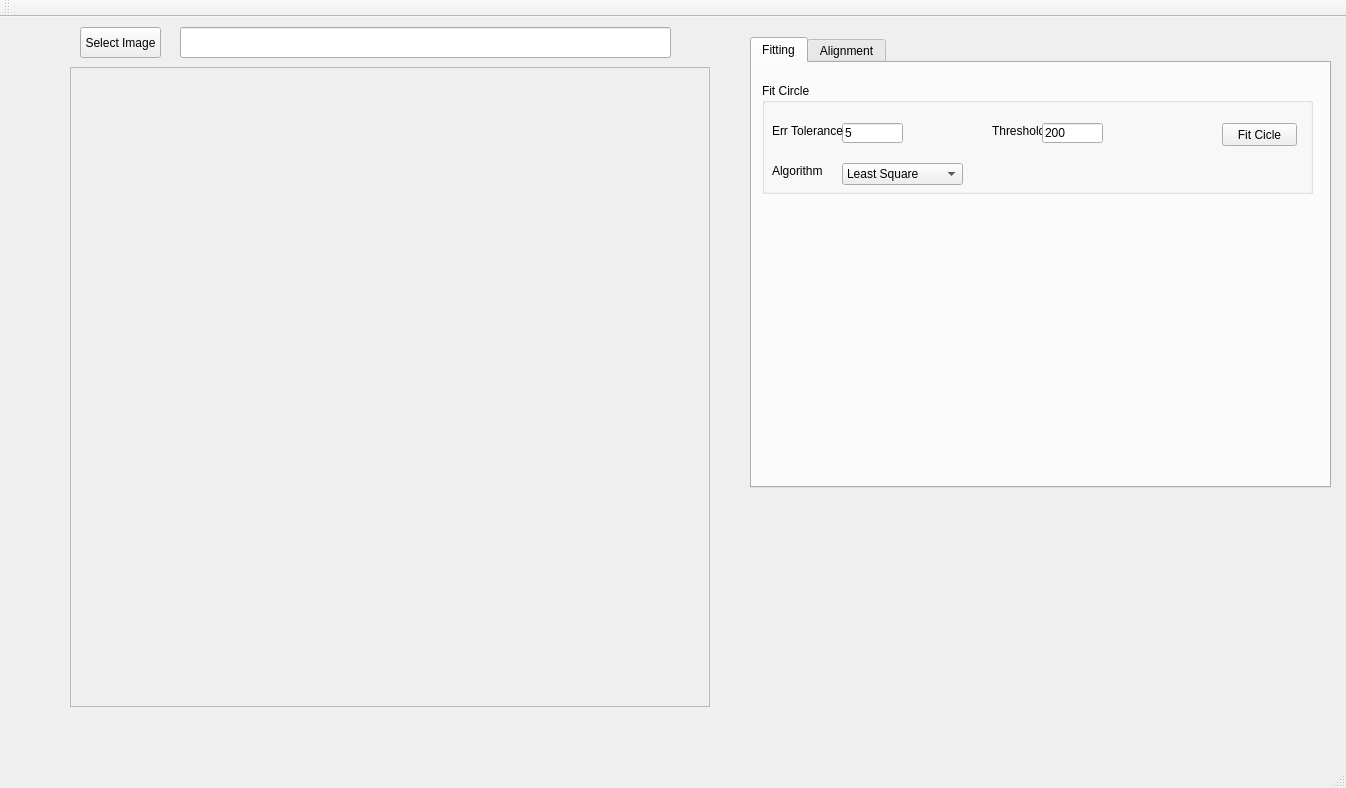
The window that VisionWidget/visionwidget.ui (hceng123/VisionLibrary) describes before a commit, drawn with Qt 5.
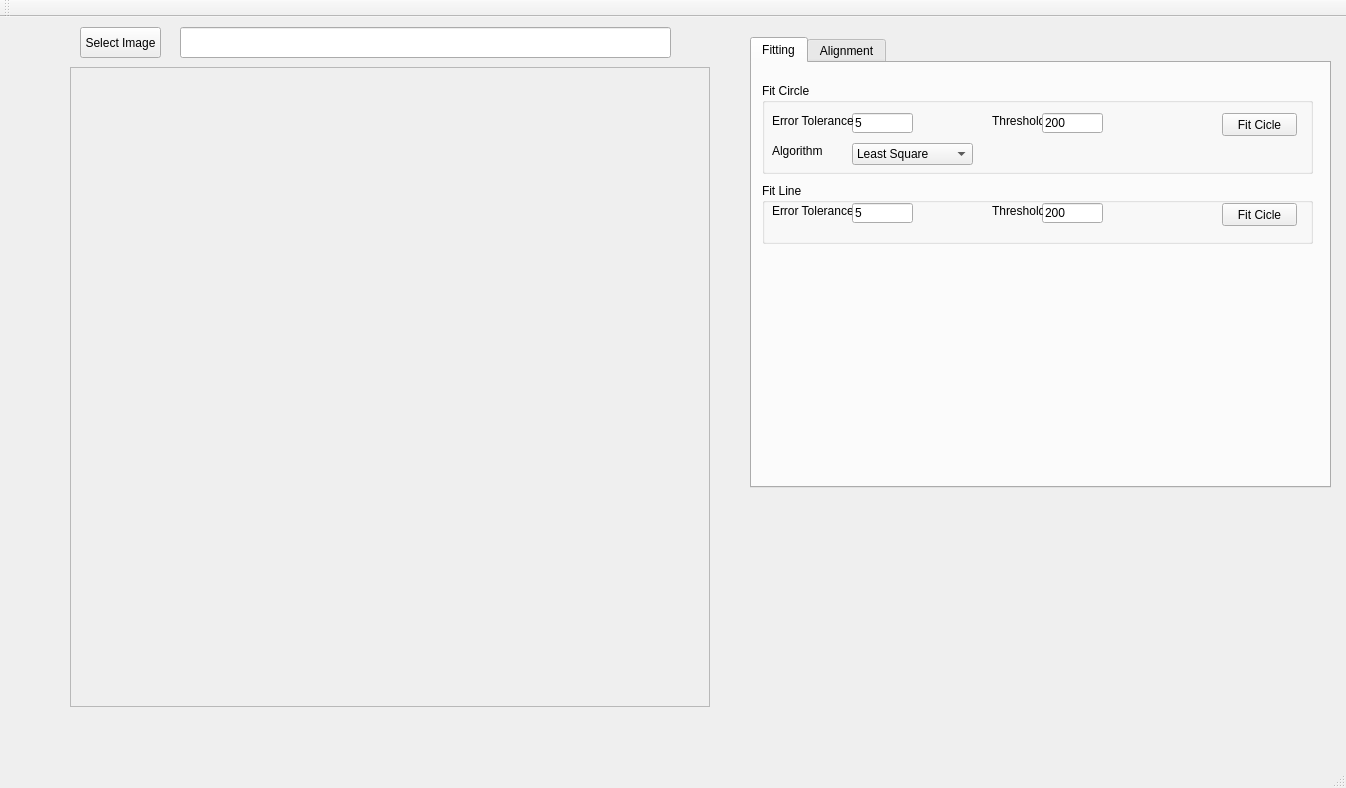
The same window after the commit. Custom widgets are drawn as their Qt base class.

Commit message:
Add fit line utility to vision widget
Add fit line utility to vision widget.

Patch:
```diff
--- a/VisionWidget/visionwidget.ui
+++ b/VisionWidget/visionwidget.ui
@@ -85,7 +85,7 @@
         <x>10</x>
         <y>20</y>
         <width>551</width>
-        <height>111</height>
+        <height>91</height>
        </rect>
       </property>
       <property name="title">
@@ -95,7 +95,7 @@
        <property name="geometry">
         <rect>
          <x>460</x>
-         <y>40</y>
+         <y>30</y>
          <width>75</width>
          <height>23</height>
         </rect>
@@ -107,8 +107,8 @@
       <widget class="QLineEdit" name="lineEditFitCircleErrTol">
        <property name="geometry">
         <rect>
-         <x>80</x>
-         <y>40</y>
+         <x>90</x>
+         <y>30</y>
          <width>61</width>
          <height>20</height>
         </rect>
@@ -124,20 +124,20 @@
        <property name="geometry">
         <rect>
          <x>10</x>
-         <y>40</y>
-         <width>71</width>
+         <y>30</y>
+         <width>81</width>
          <height>16</height>
         </rect>
        </property>
        <property name="text">
-        <string>Err Tolerance</string>
+        <string>Error Tolerance</string>
        </property>
       </widget>
       <widget class="QLabel" name="labelFitCircleThreshold">
        <property name="geometry">
         <rect>
          <x>230</x>
-         <y>40</y>
+         <y>30</y>
          <width>51</width>
          <height>16</height>
         </rect>
@@ -150,7 +150,7 @@
        <property name="geometry">
         <rect>
          <x>280</x>
-         <y>40</y>
+         <y>30</y>
          <width>61</width>
          <height>20</height>
         </rect>
@@ -165,8 +165,8 @@
       <widget class="QComboBox" name="comboBoxAlgorithm">
        <property name="geometry">
         <rect>
-         <x>80</x>
-         <y>80</y>
+         <x>90</x>
+         <y>60</y>
          <width>121</width>
          <height>22</height>
         </rect>
@@ -191,7 +191,7 @@
        <property name="geometry">
         <rect>
          <x>10</x>
-         <y>80</y>
+         <y>60</y>
          <width>51</width>
          <height>16</height>
         </rect>
@@ -201,6 +201,90 @@
        </property>
       </widget>
      </widget>
+     <widget class="QGroupBox" name="groupBoxFitLine">
+      <property name="geometry">
+       <rect>
+        <x>10</x>
+        <y>120</y>
+        <width>551</width>
+        <height>61</height>
+       </rect>
+      </property>
+      <property name="title">
+       <string>Fit Line</string>
+      </property>
+      <widget class="QLabel" name="label">
+       <property name="geometry">
+        <rect>
+         <x>10</x>
+         <y>20</y>
+         <width>81</width>
+         <height>16</height>
+        </rect>
+       </property>
+       <property name="text">
+        <string>Error Tolerance</string>
+       </property>
+      </widget>
+      <widget class="QLineEdit" name="lineEditFitLineErrTol">
+       <property name="geometry">
+        <rect>
+         <x>90</x>
+         <y>20</y>
+         <width>61</width>
+         <height>20</height>
+        </rect>
+       </property>
+       <property name="inputMethodHints">
+        <set>Qt::ImhDigitsOnly</set>
+       </property>
+       <property name="text">
+        <string>5</string>
+       </property>
+      </widget>
+      <widget class="QLineEdit" name="lineEditFitLineThreshold">
+       <property name="geometry">
+        <rect>
+         <x>280</x>
+         <y>20</y>
+         <width>61</width>
+         <height>20</height>
+        </rect>
+       </property>
+       <property name="inputMethodHints">
+        <set>Qt::ImhDigitsOnly</set>
+       </property>
+       <property name="text">
+        <string>200</string>
+       </property>
+      </widget>
+      <widget class="QLabel" name="labelFitLineThreshold">
+       <property name="geometry">
+        <rect>
+         <x>230</x>
+         <y>20</y>
+         <width>51</width>
+         <height>16</height>
+        </rect>
+       </property>
+       <property name="text">
+        <string>Threshold</string>
+       </property>
+      </widget>
+      <widget class="QPushButton" name="fitLineBtn">
+       <property name="geometry">
+        <rect>
+         <x>460</x>
+         <y>20</y>
+         <width>75</width>
+         <height>23</height>
+        </rect>
+       </property>
+       <property name="text">
+        <string>Fit Cicle</string>
+       </property>
+      </widget>
+     </widget>
     </widget>
     <widget class="QWidget" name="tabAlignment">
      <attribute name="title">
```
Left out of the diff: 4 changed lines with no effect on the pictures. The commit also changes 14 other files.
